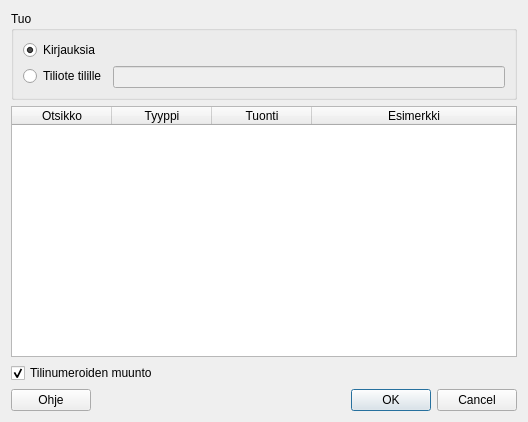
Qt form kitupiikki/tuonti/csvtuontidlg.ui (artoh/kitupiikki) before a commit.
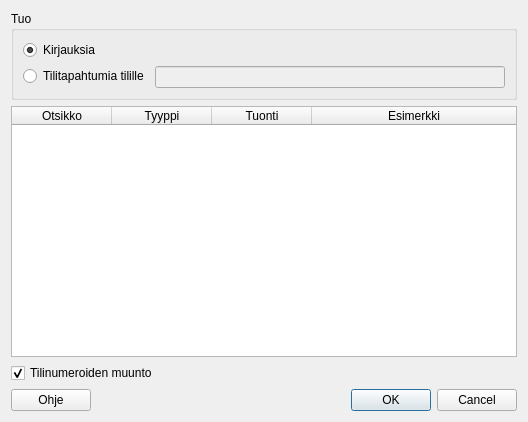
The same form after that commit. Icons and pictures are not drawn. Custom widgets are drawn as their Qt base class.

Commit message: CSV: "tilitapahtumia"

```diff
--- a/kitupiikki/tuonti/csvtuontidlg.ui
+++ b/kitupiikki/tuonti/csvtuontidlg.ui
@@ -33,7 +33,7 @@
       <item row="1" column="0">
        <widget class="QRadioButton" name="oteRadio">
         <property name="text">
-         <string>Tiliote tilille</string>
+         <string>Tilitapahtumia tilille</string>
         </property>
        </widget>
       </item>
```
